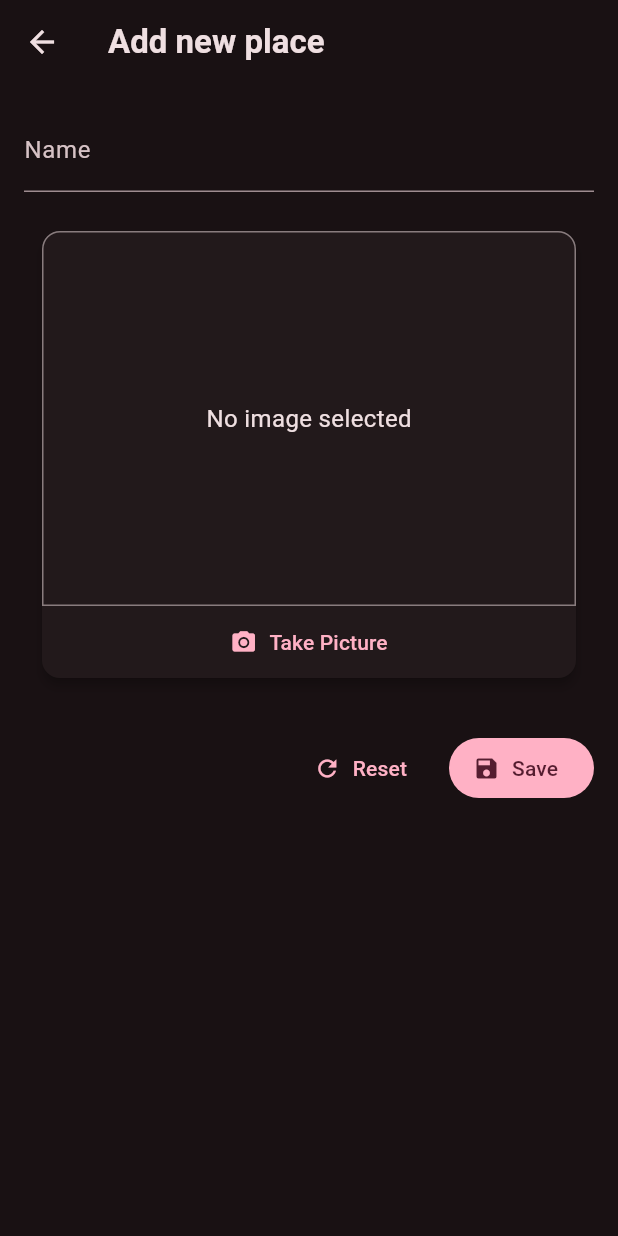
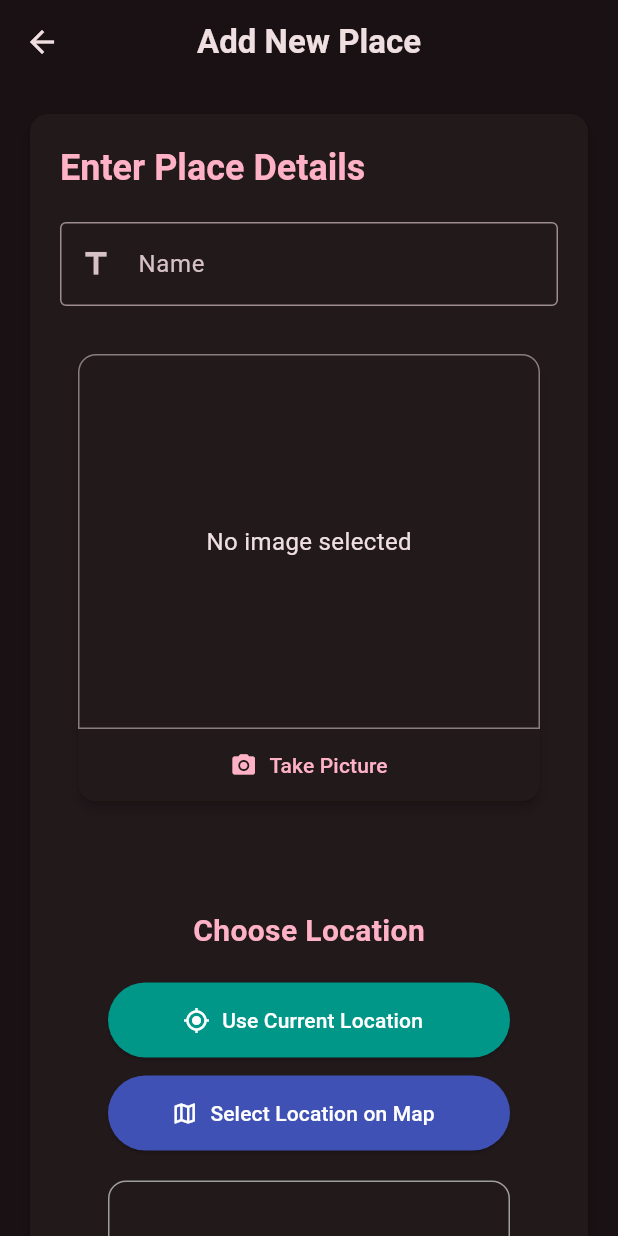
Before and after one commit to Amin2003713/favorite-places, a Flutter app: the AddPlace screen opened directly, on a phone screen of 412 x 824 dp. Run offline on Flutter 3.47's test engine with Material 3 defaults, Android fonts, the phone set to English and light mode, and no system bars; our stand-ins replace flutter_riverpod, google_fonts, image_picker, transparent_image.

Commit message:
added the get location component

```diff
--- a/lib/features/places/components/add_place.dart
+++ b/lib/features/places/components/add_place.dart
@@ -1,44 +1,80 @@
+import 'dart:io';
+
 import 'package:flutter/material.dart';
 import 'package:flutter_riverpod/flutter_riverpod.dart';
 
 import '../models/palce.dart';
 import '../states/places_states.dart';
 import 'image_input.dart';
+import 'location_input.dart';
 
 class AddPlace extends ConsumerWidget {
   AddPlace({super.key});
 
   final _formKey = GlobalKey<FormState>();
   String _name = '';
+  File? _image;
 
   void _reset() {
-    _formKey.currentState!.reset();
+    _formKey.currentState?.reset();
   }
 
   void _save(WidgetRef ref, BuildContext context) {
     if (!_formKey.currentState!.validate()) {
       return;
     }
+
+    if (_image == null) {
+      ScaffoldMessenger.of(
+        context,
+      ).showSnackBar(SnackBar(content: Text('Please pick an image.')));
+      return;
+    }
+
     _formKey.currentState!.save();
 
-    ref.read(PlaceProvider.notifier).addNewPlace(Place(name: _name));
+    ref
+        .read(PlaceProvider.notifier)
+        .addNewPlace(Place(name: _name, image: _image!));
 
     Navigator.of(context).pop();
   }
 
   @override
   Widget build(BuildContext context, WidgetRef ref) {
+    final colorScheme = Theme.of(context).colorScheme;
+
     return Scaffold(
-      appBar: AppBar(title: const Text('Add new place')),
-      body: Form(
+      appBar: AppBar(title: const Text('Add New Place'), centerTitle: true),
+      body: SingleChildScrollView(
+        padding: const EdgeInsets.all(16),
+        child: Card(
+          elevation: 4,
+          shape: RoundedRectangleBorder(
+            borderRadius: BorderRadius.circular(12),
+          ),
+          child: Padding(
+            padding: const EdgeInsets.all(20),
+            child: Form(
               key: _formKey,
               autovalidateMode: AutovalidateMode.onUserInteraction,
-        child: Padding(
-          padding: const EdgeInsets.all(16.0),
               child: Column(
+                crossAxisAlignment: CrossAxisAlignment.stretch,
                 children: [
+                  Text(
+                    'Enter Place Details',
+                    style: Theme.of(context).textTheme.headlineSmall?.copyWith(
+                      color: colorScheme.primary,
+                      fontWeight: FontWeight.bold,
+                    ),
+                  ),
+                  const SizedBox(height: 20),
                   TextFormField(
-                decoration: const InputDecoration(labelText: 'Name'),
+                    decoration: const InputDecoration(
+                      labelText: 'Name',
+                      prefixIcon: Icon(Icons.title),
+                      border: OutlineInputBorder(),
+                    ),
                     validator: (value) {
                       if (value == null || value.trim().isEmpty) {
                         return 'Please enter a name.';
@@ -47,13 +83,41 @@ class AddPlace extends ConsumerWidget {
                     },
                     onSaved: (newValue) => _name = newValue!.trim(),
                   ),
-              const SizedBox(height: 14),
-              FormField(builder: (field) => ImageInput()),
+                  const SizedBox(height: 20),
+                  FormField<File>(
+                    validator: (_) =>
+                        _image == null ? 'Please select an image.' : null,
+                    builder: (field) {
+                      return Column(
+                        crossAxisAlignment: CrossAxisAlignment.start,
+                        children: [
+                          ImageInput(
+                            onSave: (file) {
+                              _image = file;
+                              field.didChange(file);
+                            },
+                          ),
+                          if (field.hasError)
+                            Padding(
+                              padding: const EdgeInsets.only(top: 8.0),
+                              child: Text(
+                                field.errorText!,
+                                style: TextStyle(
+                                  color: Theme.of(context).colorScheme.error,
+                                ),
+                              ),
+                            ),
+                        ],
+                      );
+                    },
+                  ),
                   const SizedBox(height: 24),
+                  LocationInput(),
+                  const SizedBox(height: 32),
                   Row(
                     mainAxisAlignment: MainAxisAlignment.end,
                     children: [
-                  TextButton.icon(
+                      OutlinedButton.icon(
                         onPressed: _reset,
                         icon: const Icon(Icons.refresh),
                         label: const Text('Reset'),
@@ -63,6 +127,12 @@ class AddPlace extends ConsumerWidget {
                         onPressed: () => _save(ref, context),
                         icon: const Icon(Icons.save),
                         label: const Text('Save'),
+                        style: FilledButton.styleFrom(
+                          padding: const EdgeInsets.symmetric(
+                            horizontal: 24,
+                            vertical: 12,
+                          ),
+                        ),
                       ),
                     ],
                   ),
@@ -70,6 +140,8 @@ class AddPlace extends ConsumerWidget {
               ),
             ),
           ),
+        ),
+      ),
     );
   }
 }
--- a/lib/features/places/components/image_input.dart
+++ b/lib/features/places/components/image_input.dart
@@ -4,7 +4,9 @@ import 'package:flutter/material.dart';
 import 'package:image_picker/image_picker.dart';
 
 class ImageInput extends StatefulWidget {
-  const ImageInput({super.key});
+  const ImageInput({super.key, required this.onSave});
+
+  final void Function(File value) onSave;
 
   @override
   State<ImageInput> createState() => _ImageInputState();
@@ -28,6 +30,7 @@ class _ImageInputState extends State<ImageInput> {
       setState(() {
         _storedImage = File(imageFile.path);
       });
+      widget.onSave(_storedImage!);
     } catch (e) {
       ScaffoldMessenger.of(
         context,
--- /dev/null
+++ b/lib/features/places/components/location_input.dart
@@ -0,0 +1,112 @@
+import 'package:flutter/material.dart';
+
+class LocationInput extends StatefulWidget {
+  @override
+  State<LocationInput> createState() => _LocationInputState();
+}
+
+class _LocationInputState extends State<LocationInput> {
+  String? _previewImageUrl;
+
+  void _showPreview(double lat, double lng) {
+    final staticMapUrl = Uri.parse(
+      'https://maps.googleapis.com/maps/api/staticmap'
+      '?center=$lat,$lng'
+      '&zoom=15&size=600x300&maptype=roadmap'
+      '&markers=color:red%7Clabel:A%7C$lat,$lng'
+      '&key=YOUR_API_KEY', // 🔐 جایگزین کن با کلید واقعی
+    );
+
+    setState(() {
+      _previewImageUrl = staticMapUrl.toString();
+    });
+  }
+
+  void _getCurrentLocation() {
+    // 👇 اینجا باید مختصات واقعی رو بگیری
+    const dummyLat = 35.6892;
+    const dummyLng = 51.3890; // تهران
+
+    _showPreview(dummyLat, dummyLng);
+  }
+
+  void _selectOnMap() {
+    // 👇 شبیه‌سازی انتخاب دستی مکان روی نقشه
+    const selectedLat = 35.70;
+    const selectedLng = 51.42;
+
+    _showPreview(selectedLat, selectedLng);
+  }
+
+  @override
+  Widget build(BuildContext context) {
+    return Card(
+      elevation: 0,
+      shape: RoundedRectangleBorder(borderRadius: BorderRadius.circular(15)),
+      margin: const EdgeInsets.all(16),
+      child: Padding(
+        padding: const EdgeInsets.symmetric(vertical: 20, horizontal: 16),
+        child: Column(
+          mainAxisSize: MainAxisSize.min,
+          children: [
+            Text(
+              'Choose Location',
+              style: TextStyle(
+                fontSize: 20,
+                fontWeight: FontWeight.bold,
+                color: Theme.of(context).colorScheme.primary,
+              ),
+            ),
+            const SizedBox(height: 20),
+            ElevatedButton.icon(
+              onPressed: _getCurrentLocation,
+              icon: Icon(Icons.my_location),
+              label: Text('Use Current Location'),
+              style: ElevatedButton.styleFrom(
+                backgroundColor: Colors.teal,
+                foregroundColor: Colors.white,
+                minimumSize: Size(double.infinity, 50),
+              ),
+            ),
+            const SizedBox(height: 12),
+            ElevatedButton.icon(
+              onPressed: _selectOnMap,
+              icon: Icon(Icons.map_outlined),
+              label: Text('Select Location on Map'),
+              style: ElevatedButton.styleFrom(
+                backgroundColor: Colors.indigo,
+                foregroundColor: Colors.white,
+                minimumSize: Size(double.infinity, 50),
+              ),
+            ),
+            const SizedBox(height: 20),
+            if (_previewImageUrl != null)
+              ClipRRect(
+                borderRadius: BorderRadius.circular(12),
+                child: Image.network(
+                  _previewImageUrl!,
+                  fit: BoxFit.cover,
+                  width: double.infinity,
+                  height: 200,
+                ),
+              )
+            else
+              Container(
+                alignment: Alignment.center,
+                width: double.infinity,
+                height: 200,
+                decoration: BoxDecoration(
+                  border: Border.all(width: 1, color: Colors.grey),
+                  borderRadius: BorderRadius.circular(12),
+                ),
+                child: Text(
+                  'No location chosen',
+                  style: TextStyle(color: Colors.grey),
+                ),
+              ),
+          ],
+        ),
+      ),
+    );
+  }
+}
--- a/lib/features/places/components/place_info.dart
+++ b/lib/features/places/components/place_info.dart
@@ -1,5 +1,7 @@
 import 'package:flutter/material.dart';
 import 'package:flutter_riverpod/flutter_riverpod.dart';
+import 'package:my_fave/features/places/components/location_input.dart';
+import 'package:transparent_image/transparent_image.dart';
 
 import '../states/places_states.dart';
 
@@ -27,7 +29,21 @@ class _PlaceInfoState extends ConsumerState<PlaceInfo> {
     return Scaffold(
       appBar: AppBar(title: Text(place.name)),
 
-      body: Text('data2'),
+      body: Card(
+        elevation: 0,
+        child: Column(
+          children: [
+            Container(
+              padding: EdgeInsets.all(16),
+              child: FadeInImage(
+                placeholder: MemoryImage(kTransparentImage),
+                image: FileImage(place.image),
+                fit: BoxFit.cover,
+              ),
+            ),
+          ],
+        ),
+      ),
     );
   }
 }
--- a/lib/features/places/models/palce.dart
+++ b/lib/features/places/models/palce.dart
@@ -1,10 +1,13 @@
+import 'dart:io';
+
 import 'package:uuid/uuid.dart';
 
 var uuid = Uuid();
 
 class Place {
-  Place({required this.name}) : id = uuid.v4();
+  Place({required this.name, required this.image}) : id = uuid.v4();
 
   final String id;
   final String name;
+  final File image;
 }
--- a/lib/features/places/screans/places.dart
+++ b/lib/features/places/screans/places.dart
@@ -79,6 +79,8 @@ class _PlacesScreenState extends ConsumerState<PlacesScreen> {
                       vertical: 6,
                     ),
                     elevation: 3,
+                    child: Padding(
+                      padding: const EdgeInsets.all(8.0),
                       child: ListTile(
                         onTap: () => _navigateToPage(item.id),
                         title: Text(
@@ -89,8 +91,13 @@ class _PlacesScreenState extends ConsumerState<PlacesScreen> {
                             ).textTheme.displayMedium!.color,
                           ),
                         ),
-                      leading: const Icon(Icons.place), // or an avatar
+                        leading: CircleAvatar(
+                          radius: 26,
+                          backgroundImage: FileImage(item.image),
+                        ),
+                        // or an avatar
                         trailing: Icon(Icons.chevron_right),
+                      ),
                     ),
                   ),
                 );
--- a/pubspec.yaml
+++ b/pubspec.yaml
@@ -41,6 +41,8 @@ dependencies:
   riverpod_annotation: ^2.6.1
   flutter_animate: ^4.5.2
   image_picker: ^1.1.2
+  transparent_image: ^2.0.1
+  location: ^8.0.1
 
 dev_dependencies:
   flutter_test:
```
Also changed, not shown: lib/main.dart (line endings or trailing spaces), pubspec.lock, 5 other files. Lines whose indentation alone changed are shown as unchanged.
